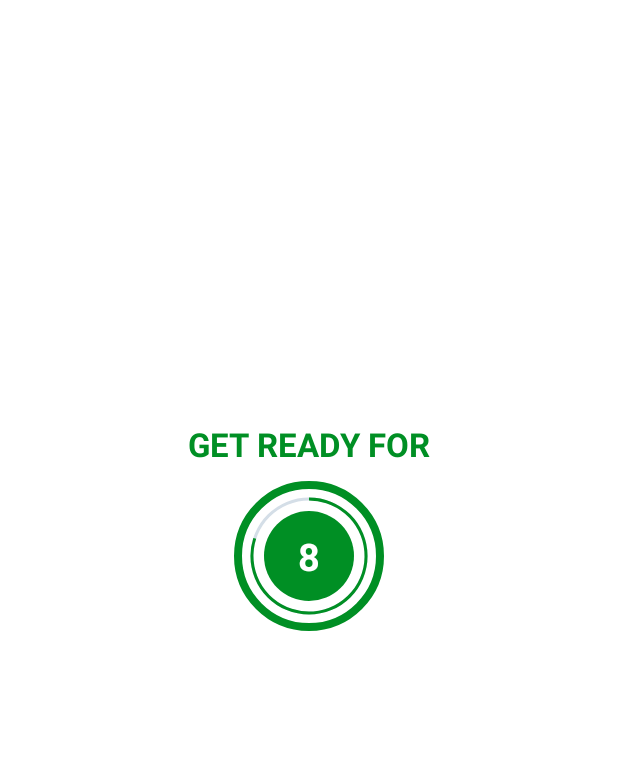
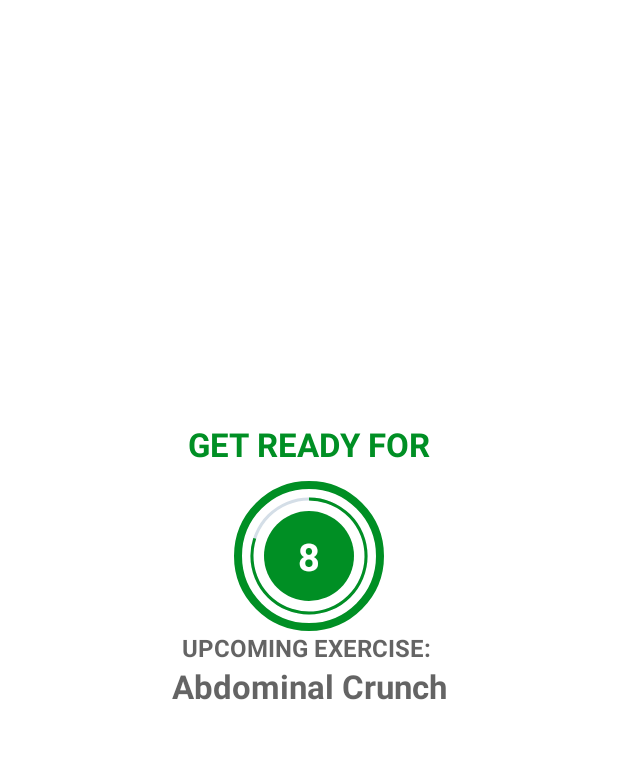
Before and after one commit to figlo/7MinutesWorkout, an Android app: the ExerciseActivity screen opened directly, with no data from a screen before it, on a phone screen of 412 x 824 dp, the part 62-821 px from its top. Run offline under Robolectric (Android 15) with nearby library versions, the phone set to English and light mode, and no system bars.

Commit message:
adding the upcoming exercise text

```diff
--- a/app/src/main/java/sk/figlar/a7minutesworkout/ExerciseActivity.kt
+++ b/app/src/main/java/sk/figlar/a7minutesworkout/ExerciseActivity.kt
@@ -41,11 +41,15 @@ class ExerciseActivity : AppCompatActivity() {
         binding.tvExerciseName.visibility = View.INVISIBLE
         binding.flExerciseProgressBar.visibility = View.INVISIBLE
         binding.ivExerciseImage.visibility = View.INVISIBLE
+        binding.tvUpcomingLabel.visibility = View.VISIBLE
+        binding.tvUpcomingExerciseName.visibility = View.VISIBLE
 
         if (this::restTimer.isInitialized) {
             restTimer.cancel()
             restProgress = 0
         }
+
+        binding.tvUpcomingExerciseName.text = exerciseList[currentExercisePosition + 1].name
 
         setRestProgressBar()
     }
@@ -56,6 +60,8 @@ class ExerciseActivity : AppCompatActivity() {
         binding.tvExerciseName.visibility = View.VISIBLE
         binding.flExerciseProgressBar.visibility = View.VISIBLE
         binding.ivExerciseImage.visibility = View.VISIBLE
+        binding.tvUpcomingLabel.visibility = View.INVISIBLE
+        binding.tvUpcomingExerciseName.visibility = View.INVISIBLE
 
         if (this::exerciseTimer.isInitialized) {
             exerciseTimer.cancel()
--- a/app/src/main/res/layout/activity_exercise.xml
+++ b/app/src/main/res/layout/activity_exercise.xml
@@ -71,6 +71,30 @@
 
     </FrameLayout>
 
+    <TextView
+        android:id="@+id/tvUpcomingLabel"
+        android:layout_width="wrap_content"
+        android:layout_height="wrap_content"
+        android:text="UPCOMING EXERCISE: "
+        android:textColor="@color/colorPrimary"
+        android:textSize="16sp"
+        android:textStyle="bold"
+        app:layout_constraintBottom_toTopOf="@id/tvUpcomingExerciseName"
+        app:layout_constraintEnd_toEndOf="parent"
+        app:layout_constraintStart_toStartOf="parent"
+        app:layout_constraintTop_toBottomOf="@id/flRestProgressBar" />
+
+    <TextView
+        android:id="@+id/tvUpcomingExerciseName"
+        android:layout_width="wrap_content"
+        android:layout_height="wrap_content"
+        android:textColor="@color/colorPrimary"
+        android:textSize="22sp"
+        android:textStyle="bold"
+        app:layout_constraintEnd_toEndOf="parent"
+        app:layout_constraintStart_toStartOf="parent"
+        app:layout_constraintTop_toBottomOf="@id/tvUpcomingLabel" />
+
     <ImageView
         android:id="@+id/ivExerciseImage"
         android:layout_width="match_parent"
```
